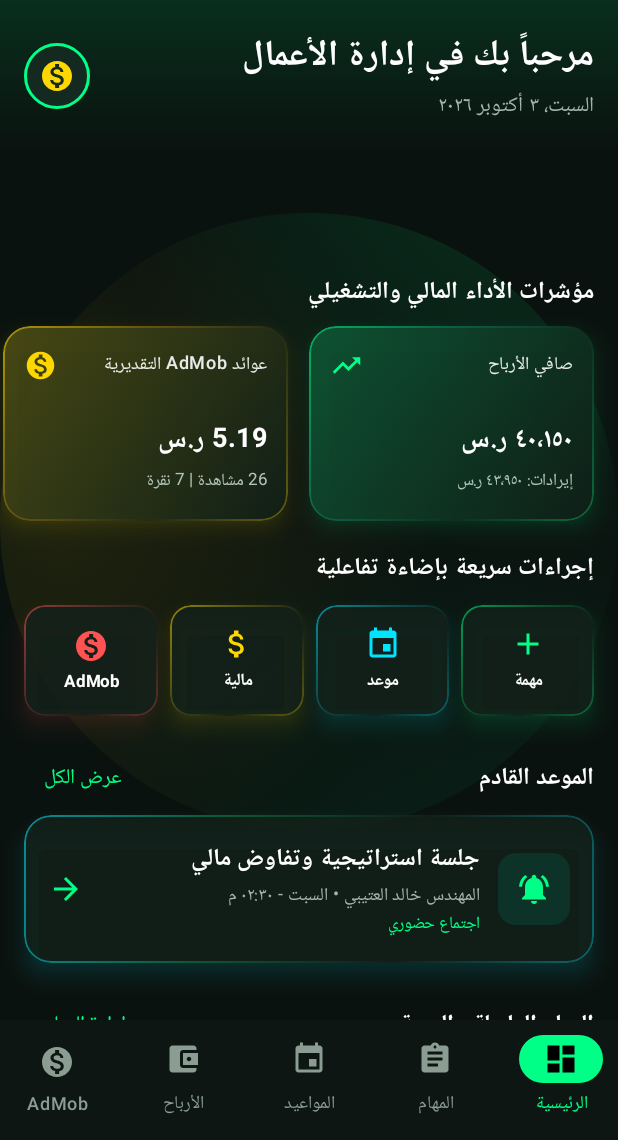
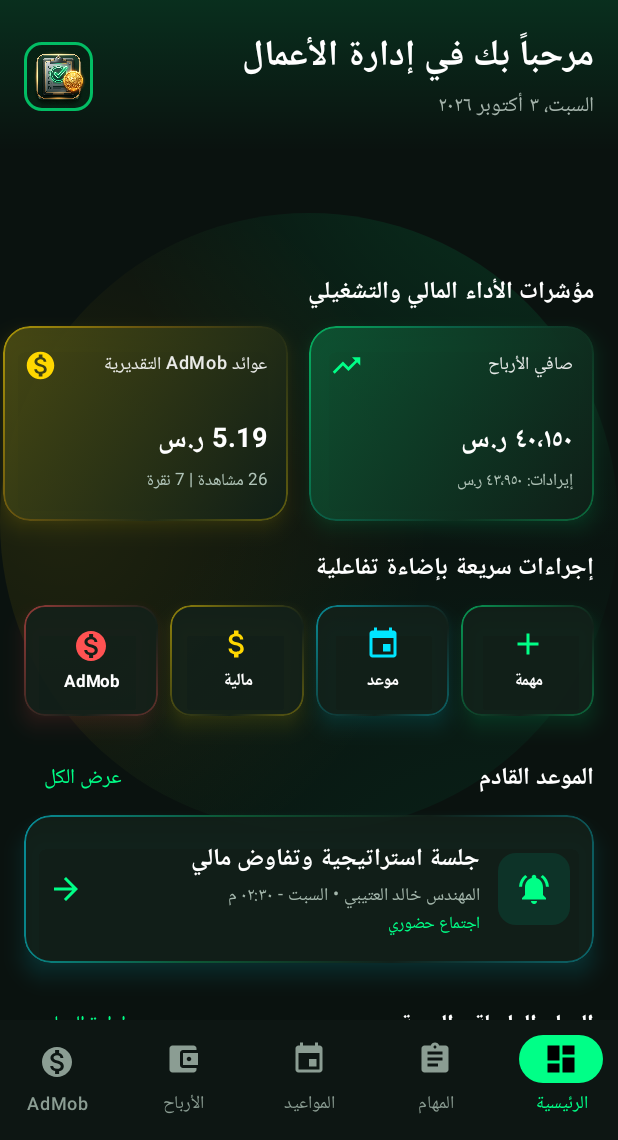
Before and after one commit to 1321apdo/Daily-Task-Management1, an Android app built with Jetpack Compose: the first screen one second after launch (MainActivity), on a phone screen of 412 x 824 dp, the part 96-1236 px from its top. Run offline under Robolectric (Android 15) with nearby library versions, the phone set to English and light mode, and no system bars; our stand-ins replace AdMob, Room's generated code; pictures from the network do not load; 3 statements that could not run were skipped.

Commit message:
ui: update dashboard styling and app icon
Refine UI components on the dashboard for better visual consistency and update the application launcher icon assets.

```diff
--- a/app/src/main/java/com/example/ui/screens/DashboardScreen.kt
+++ b/app/src/main/java/com/example/ui/screens/DashboardScreen.kt
@@ -4,6 +4,7 @@ import android.app.Activity
 import android.content.Intent
 import android.net.Uri
 import androidx.compose.foundation.BorderStroke
+import androidx.compose.foundation.Image
 import androidx.compose.foundation.background
 import androidx.compose.foundation.clickable
 import androidx.compose.foundation.layout.Arrangement
@@ -56,10 +57,12 @@ import androidx.compose.ui.graphics.Color
 import androidx.compose.ui.graphics.vector.ImageVector
 import androidx.compose.ui.platform.LocalContext
 import androidx.compose.ui.platform.testTag
+import androidx.compose.ui.res.painterResource
 import androidx.compose.ui.text.font.FontWeight
 import androidx.compose.ui.unit.dp
 import androidx.compose.ui.unit.sp
 import androidx.lifecycle.compose.collectAsStateWithLifecycle
+import com.example.R
 import com.example.ads.AdBannerView
 import com.example.model.Appointment
 import com.example.model.Priority
@@ -425,18 +428,18 @@ private fun ExecutiveHeader() {
             }
 
             Surface(
-                shape = CircleShape,
-                color = Color(0xFF14291F),
-                border = androidx.compose.foundation.BorderStroke(1.5.dp, NeonEmerald),
-                modifier = Modifier.size(44.dp)
+                shape = RoundedCornerShape(12.dp),
+                color = Color(0xFF0A1C14),
+                border = androidx.compose.foundation.BorderStroke(1.5.dp, NeonEmerald.copy(alpha = 0.7f)),
+                modifier = Modifier.size(46.dp)
             ) {
-                Box(contentAlignment = Alignment.Center) {
-                    Icon(
-                        Icons.Default.MonetizationOn,
-                        contentDescription = "الأرباح",
-                        tint = NeonGold
-                    )
-                }
+                Image(
+                    painter = painterResource(R.drawable.app_launcher_foreground_1790996683198),
+                    contentDescription = "شعار التطبيق",
+                    modifier = Modifier
+                        .fillMaxSize()
+                        .clip(RoundedCornerShape(12.dp))
+                )
             }
         }
     }
--- a/app/src/main/res/drawable/ic_launcher_background.xml
+++ b/app/src/main/res/drawable/ic_launcher_background.xml
@@ -1,3 +1,3 @@
 <?xml version="1.0" encoding="utf-8"?>
 <color xmlns:android="http://schemas.android.com/apk/res/android"
-    android:color="#0B1914" />
+    android:color="#0A1C14" />
--- a/app/src/main/res/drawable/ic_launcher_foreground.xml
+++ b/app/src/main/res/drawable/ic_launcher_foreground.xml
@@ -3,6 +3,6 @@
     <item
         android:width="66dp"
         android:height="66dp"
-        android:drawable="@drawable/business_icon_1790911204444"
+        android:drawable="@drawable/app_launcher_foreground_1790996683198"
         android:gravity="center" />
 </layer-list>
```
Also changed, not shown: app/src/main/res/drawable/app_launcher_foreground_1790996683198.jpg (added), app/src/main/res/mipmap-hdpi/ic_launcher.png, app/src/main/res/mipmap-hdpi/ic_launcher_round.png, app/src/main/res/mipmap-mdpi/ic_launcher.png, app/src/main/res/mipmap-mdpi/ic_launcher_round.png, app/src/main/res/mipmap-xhdpi/ic_launcher.png, app/src/main/res/mipmap-xhdpi/ic_launcher_round.png, app/src/main/res/mipmap-xxhdpi/ic_launcher.png, app/src/main/res/mipmap-xxhdpi/ic_launcher_round.png, app/src/main/res/mipmap-xxxhdpi/ic_launcher.png, app/src/main/res/mipmap-xxxhdpi/ic_launcher_round.png.
